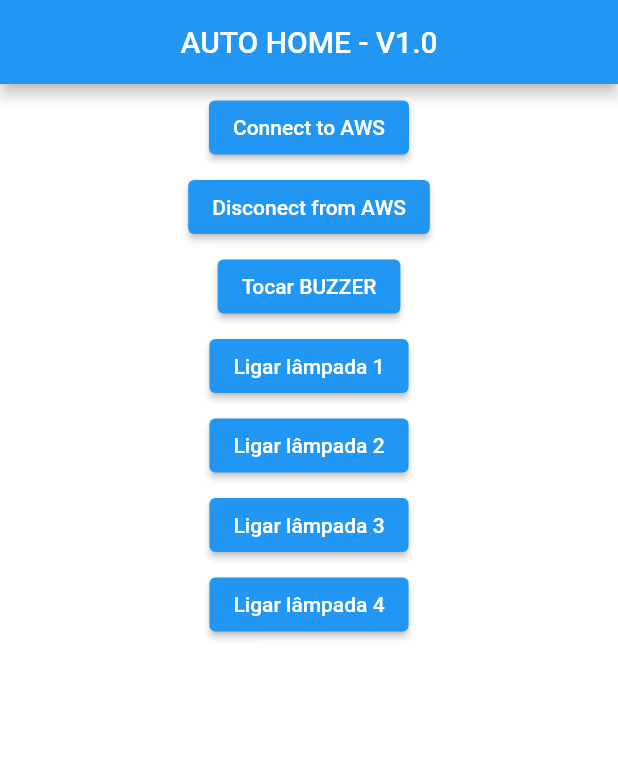
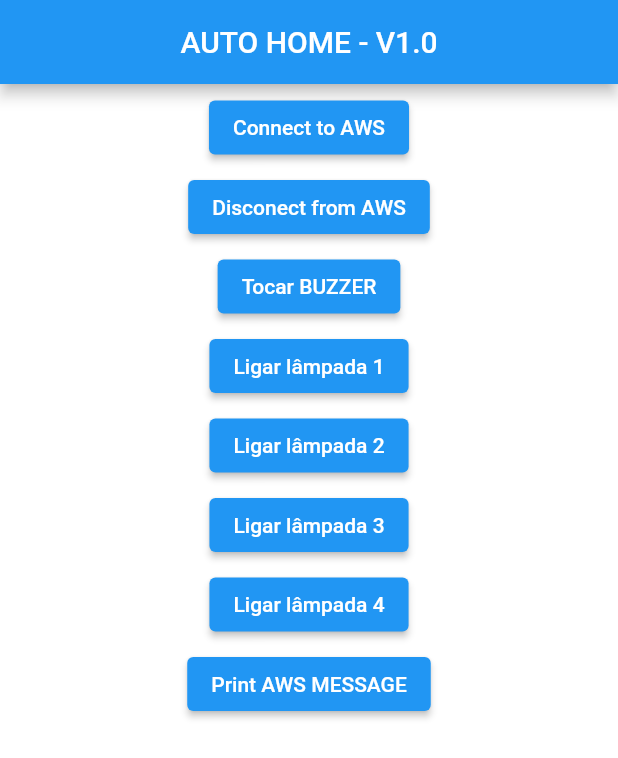
Before and after one commit to heliopas/AlarmflutApp, a Flutter app: the screen it shows after launch, after a tap on "Ligar lâmpada 1", on a phone screen of 412 x 824 dp. Shown: the top 758 px of the screen. Run offline on Flutter 3.47's test engine with Material 2 defaults, Android fonts, the phone set to English and light mode, and no system bars; missing offline and left inert: dart:ffi, mqtt_client, ndialog.

```diff
--- a/lib/Pages/controlPage.dart
+++ b/lib/Pages/controlPage.dart
@@ -1,3 +1,4 @@
+import 'dart:convert';
 import 'dart:ffi';
 import 'dart:io';
 import 'package:flutter/foundation.dart';
@@ -18,8 +19,8 @@ class ControlPage extends StatefulWidget {
 }
 
 class _ControlPage extends State<ControlPage> {
-  final MqttServerClient client =
-      MqttServerClient('a5xv18ahpzevq-ats.iot.us-west-2.amazonaws.com', '');
+  final MqttServerClient client = MqttServerClient(
+      'a5xv18ahpzevq-ats.iot.us-west-2.amazonaws.com', 'esp32poltst');
 
   bool get isConnected => true;
 
@@ -70,7 +71,9 @@ class _ControlPage extends State<ControlPage> {
               height: 5,
             ),
             ElevatedButton(
-              onPressed: () {},
+              onPressed: () {
+                setRele1();
+              },
               child: Text('Ligar lâmpada 1'),
             ),
             SizedBox(
@@ -93,6 +96,15 @@ class _ControlPage extends State<ControlPage> {
             ElevatedButton(
               onPressed: () {},
               child: Text('Ligar lâmpada 4'),
+            ),
+            SizedBox(
+              height: 5,
+            ),
+            ElevatedButton(
+              onPressed: () {
+                receiveMessage();
+              },
+              child: Text('Print AWS MESSAGE'),
             ),
           ],
         ),
@@ -132,7 +144,7 @@ class _ControlPage extends State<ControlPage> {
     ));
     progressDialog.setMessage(Text("Please wait until disconect from AWS"));
     progressDialog.setTitle(Text("Loading"));
-    progressDialog.show();
+    //progressDialog.show();
 
     if (client.connectionStatus!.state == MqttConnectionState.connected) {
       client.disconnect();
@@ -154,8 +166,8 @@ class _ControlPage extends State<ControlPage> {
 
     client.securityContext = context;
     client.logging(on: true);
-    client.keepAlivePeriod = 20;
-    client.connectTimeoutPeriod = 2000;
+    client.keepAlivePeriod = 200;
+    client.connectTimeoutPeriod = 5000;
     client.port = 8883;
     client.secure = true;
     client.onConnected = onConnected;
@@ -186,22 +198,36 @@ class _ControlPage extends State<ControlPage> {
       client.disconnect();
       return false;
     }
+  }
 
-/*     const pub = 'esp32/pub';
-    const sub = 'esp32/sub';
+  void setRele1() {
+    final MqttClientPayloadBuilder builder = MqttClientPayloadBuilder();
+    builder.addString(json.encode({
+      "message": "--------Hello from AWS IoT console---------",
+    }));
+    client.publishMessage('esp32/pub', MqttQos.atLeastOnce, builder.payload!);
 
-    //client.subscribe(pub, MqttQos.atMostOnce);
+    print('\nsend hello\n');
+  }
 
-    final builder = MqttClientPayloadBuilder();
-    builder.addString('Hello AWS');
+  void receiveMessage() {
+    if (client.connectionStatus!.state == MqttConnectionState.connected) {
+      const pubTopic = 'esp32/pub';
+      final builder = MqttClientPayloadBuilder();
 
-    try {
-      client.publishMessage(pub, MqttQos.exactlyOnce, builder.payload!);
-    } on InvalidMessageException catch (e) {
-      print('EXAMPLE::client exception - $e');
-      client.disconnect();
+      print('Message from AWS');
+      client.subscribe(pubTopic, MqttQos.exactlyOnce);
+
+      print('Publishing topic');
+      client.publishMessage(pubTopic, MqttQos.atMostOnce, builder.payload!);
+
+      String decodeMessage = Utf8Decoder().convert(builder.payload!);
+      print("Message decoded: $decodeMessage");
+
+      final receiveMSG = List<MqttReceivedMessage<MqttMessage?>>;
+
+      print(receiveMSG);
     }
-    return true; */
   }
 
   void setStatus(String content) {
```
